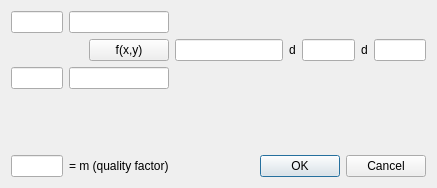
First picture: the form in gui/integraldouble_gui.ui, repository joaodeus/mathgraphica, before the edit.
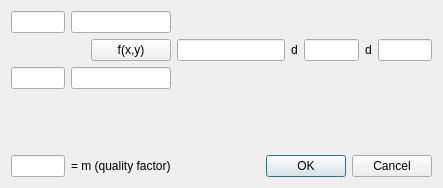
Second picture: the form after the edit. Icons and pictures are not drawn.

Patch:
```diff
--- a/gui/integraldouble_gui.ui
+++ b/gui/integraldouble_gui.ui
@@ -6,7 +6,7 @@
    <rect>
     <x>0</x>
     <y>0</y>
-    <width>437</width>
+    <width>443</width>
     <height>188</height>
    </rect>
   </property>
```
Left out of the diff: 6 changed lines with no effect on the pictures.
